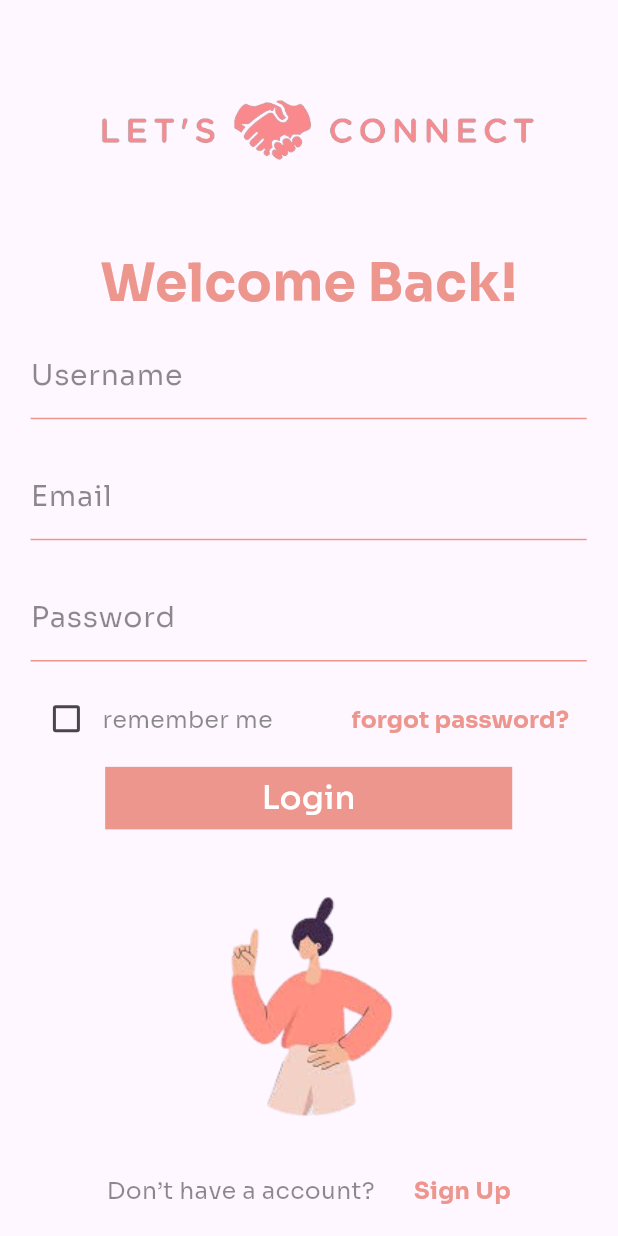
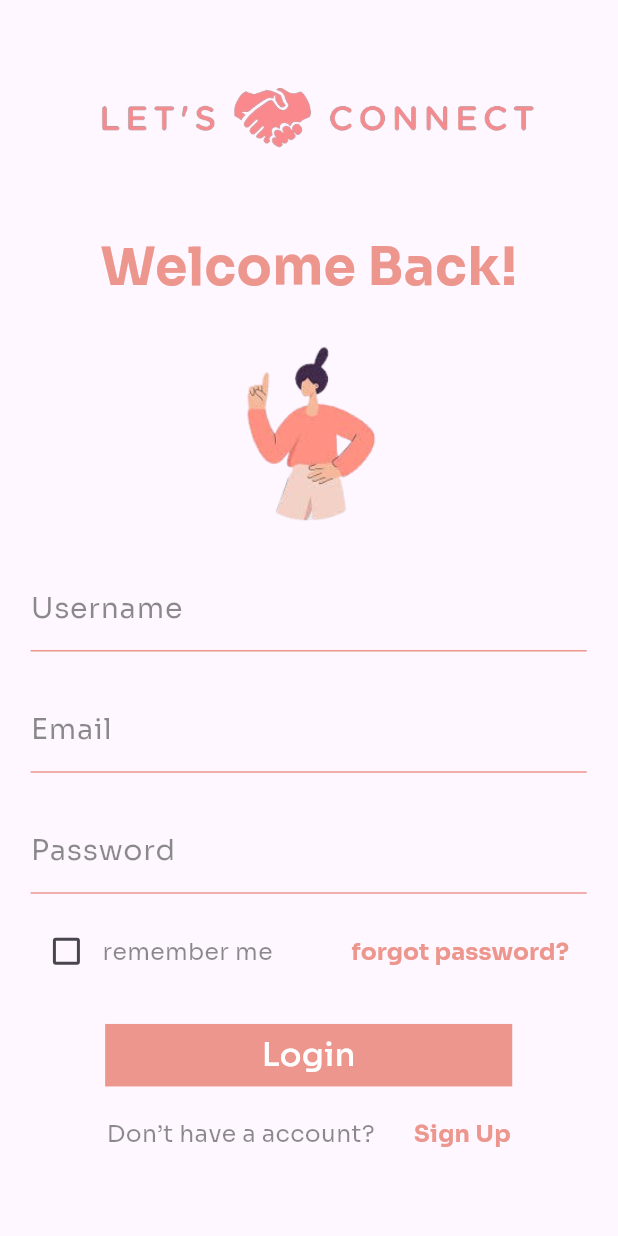
Before and after one commit to JATAYU000/Reconnect-Frontend, a Flutter app: the screen it shows after launch, after a tap on "Login", on a phone screen of 412 x 824 dp. Run offline on Flutter 3.47's test engine with Material 3 defaults, Android fonts, the phone set to English and light mode, and no system bars; our stand-ins replace google_fonts, image_picker, shared_preferences.

```diff
--- a/reconnect/lib/src/pages/loginPage.dart
+++ b/reconnect/lib/src/pages/loginPage.dart
@@ -42,16 +42,22 @@ class _LoginPageState extends State<LoginPage> {
         child:SingleChildScrollView(
           child: Column(
           children: [
-            SizedBox(height: widget.scheight*0.04),
+            SizedBox(height: widget.scheight*0.03),
             Container(
               height: widget.scheight*0.131,
               width: widget.scwidth*0.79,
               child: Image.asset(ImageConstants.LogoText),
             ),
-            SizedBox(height: widget.scheight*.028),
+            SizedBox(height: widget.scheight*.025),
             Text(
               TextConstants.WelcomeBack,
               style: GoogleFonts.sora(color: Color(ColorConstants.primary), fontSize: widget.scheight*0.042,fontWeight: FontWeight.bold),
+            ),
+            SizedBox(height: widget.scheight*.010),
+            Container(
+              height: widget.scheight*0.191,
+              width: widget.scwidth*0.99,
+              child: Image.asset(ImageConstants.login_page),
             ),
             SizedBox(height: widget.scheight*.01),
             Userinput('Username', widget.scheight , widget.scwidth, user_controller),
@@ -83,6 +89,7 @@ class _LoginPageState extends State<LoginPage> {
                 ),
               ],
             ),
+            SizedBox(height: widget.scheight*0.02,),
             Authbutton("Login", widget.scheight, widget.scwidth, ()  {
               print("pressed login!!!${isLoggedIn}");
               setState(() async {
@@ -102,12 +109,7 @@ class _LoginPageState extends State<LoginPage> {
               });
 
             }),
-            SizedBox(height: widget.scheight*.013),
-            Container(
-              height: widget.scheight*0.241,
-              width: widget.scwidth*0.99,
-              child: Image.asset(ImageConstants.login_page),
-            ),
+
             SizedBox(height: widget.scheight*.015,),
             SizedBox(
               width: widget.scwidth*0.717,
```
